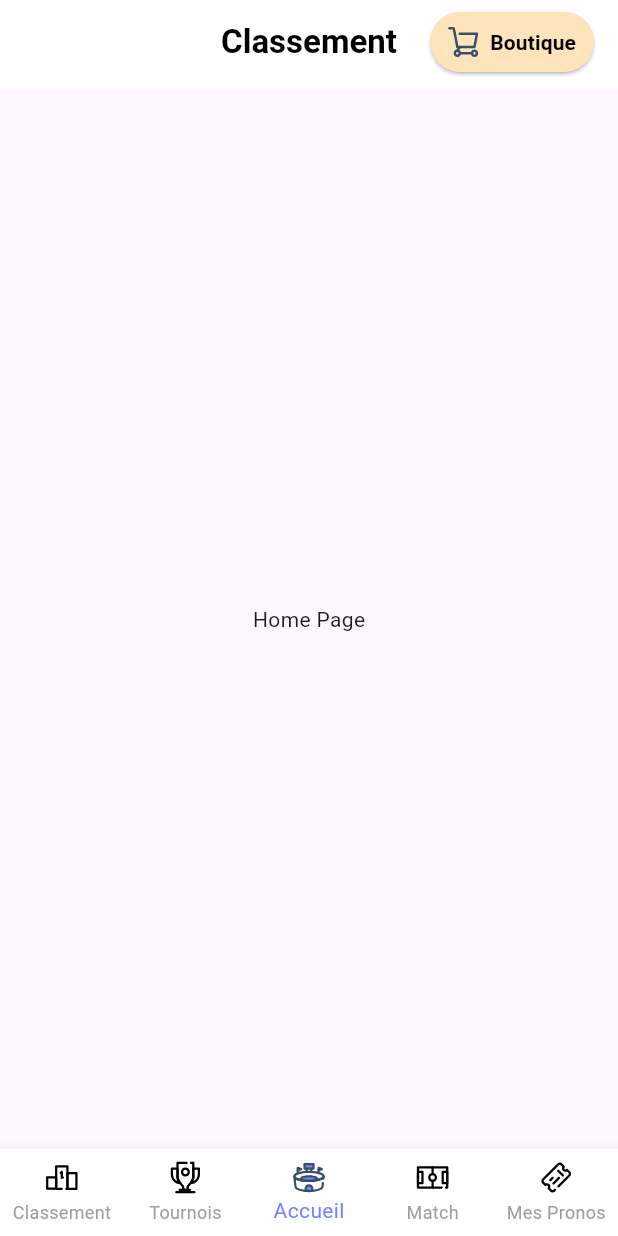
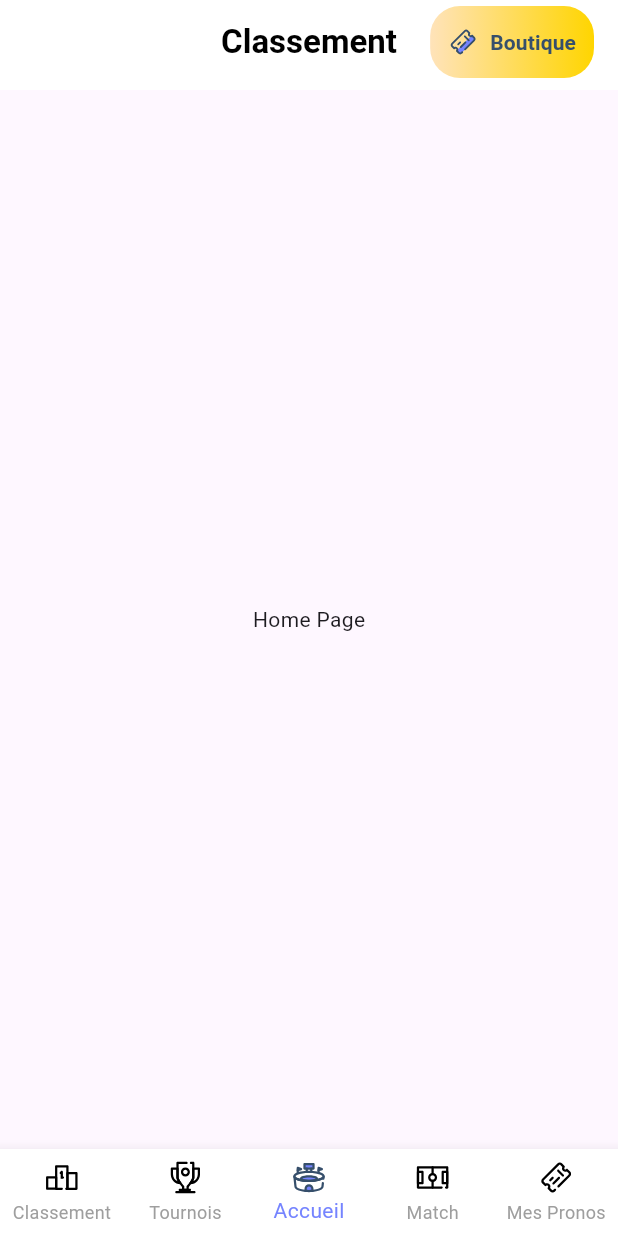
Before and after one commit to MAvyan/test_flutter, a Flutter app: the screen it shows after launch, on a phone screen of 412 x 824 dp. Run offline on Flutter 3.47's test engine with Material 3 defaults, Android fonts, the phone set to English and light mode, and no system bars; our stand-ins replace flutter_svg.

Commit message:
color box and text

```diff
--- a/lib/TopNavigationBar.dart
+++ b/lib/TopNavigationBar.dart
@@ -18,28 +18,41 @@ class TopNavigationBar extends StatelessWidget implements PreferredSizeWidget {
       actions: [
         Padding(
           padding: const EdgeInsets.only(right: 16.0),
+          child: Container(
+            decoration: BoxDecoration(
+              gradient: LinearGradient(
+                colors: [
+                  Color(0xFFFFE3BA), // Light yellow on the left
+                  Color(0xFFFFD500), // More intense yellow on the right
+                ],
+                begin: Alignment.centerLeft,
+                end: Alignment.centerRight,
+              ),
+              borderRadius: BorderRadius.circular(20),
+            ),
             child: ElevatedButton(
               onPressed: () {
                 // Action when the button is tapped
               },
               style: ElevatedButton.styleFrom(
-              backgroundColor: Color(0xFFFFE3BA), // Updated to backgroundColor
+                backgroundColor: Colors.transparent, // Transparent background
+                shadowColor: Colors.transparent, // No shadow
+                padding: EdgeInsets.symmetric(horizontal: 12, vertical: 8),
                 shape: RoundedRectangleBorder(
-                borderRadius: BorderRadius.circular(20), // Rounded corners
+                  borderRadius: BorderRadius.circular(20),
                 ),
-              padding: EdgeInsets.symmetric(horizontal: 12, vertical: 8),
               ),
               child: Row(
                 children: [
                   SvgPicture.asset(
-                  'lib/img/shop.svg', // Replace with the correct path
+                    'lib/img/ticket_primary.svg', // Replace with the correct path
                     height: 20,
                   ),
                   SizedBox(width: 8),
                   Text(
                     'Boutique',
                     style: TextStyle(
-                    color: Colors.black,
+                      color: Color(0xFF364F6B), // Updated text color to #364F6B
                       fontWeight: FontWeight.bold,
                     ),
                   ),
@@ -47,6 +60,7 @@ class TopNavigationBar extends StatelessWidget implements PreferredSizeWidget {
               ),
             ),
           ),
+        ),
       ],
     );
   }
```
Lines whose indentation alone changed are shown as unchanged.
